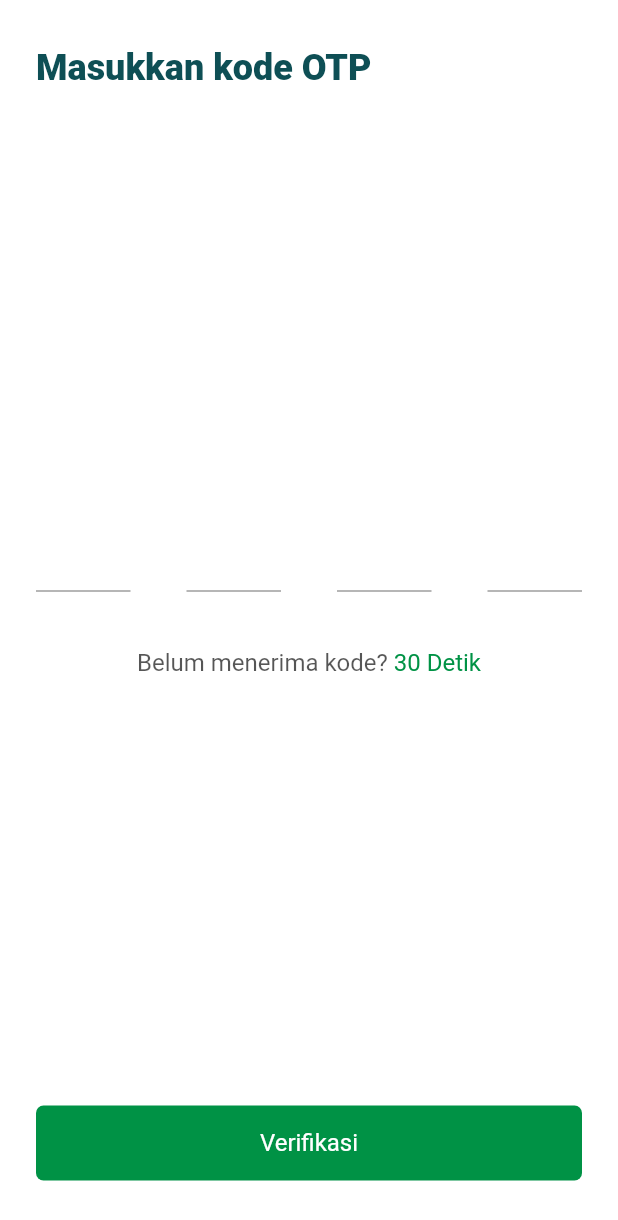
After one commit to Akbarrzql/KangSayur, a Flutter app: the screen it shows after launch, after a tap on "Daftar", on a phone screen of 412 x 824 dp. The commit adds this screen. Shown: the top 1220 px of the screen. Run offline on Flutter 3.47's test engine with Material 2 defaults, Android fonts, the light colour scheme and no system bars; our stand-ins replace animated_splash_screen, google_fonts.

Commit message:
[NR] add OTP page

```diff
--- /dev/null
+++ b/lib/register/otp.dart
@@ -0,0 +1,59 @@
+import 'package:flutter/material.dart';
+import 'package:kangsayur/common/color_value.dart';
+import 'package:kangsayur/register/otp_form.dart';
+
+class OTP extends StatefulWidget {
+  const OTP({Key? key}) : super(key: key);
+
+  @override
+  State<OTP> createState() => _OTPState();
+}
+
+class _OTPState extends State<OTP> {
+  @override
+  Widget build(BuildContext context) {
+    return Scaffold(
+      backgroundColor: Colors.white,
+      body: SafeArea(
+        child: Padding(
+          padding: EdgeInsets.only(top: 31.0, left: 24, right: 24),
+          child: Column(
+            crossAxisAlignment: CrossAxisAlignment.start,
+            children: [
+              Text(
+                "Masukkan kode OTP",
+                style: TextStyle(
+                    fontSize: 24,
+                    color: ColorValue.secondaryColor,
+                    fontWeight: FontWeight.w800),
+              ),
+              Expanded(child: otpForm()),
+              Padding(
+                padding: EdgeInsets.only(bottom: 37),
+                child: GestureDetector(
+                  onTap: () => Navigator.push(context,
+                      MaterialPageRoute(builder: (context) => const OTP())),
+                  child: Container(
+                    height: 50,
+                    decoration: BoxDecoration(
+                        color: ColorValue.primaryColor,
+                        borderRadius: BorderRadius.circular(5)),
+                    child: const Center(
+                      child: Text(
+                        "Verifikasi",
+                        style: TextStyle(
+                          fontSize: 16,
+                          color: Colors.white,
+                        ),
+                      ),
+                    ),
+                  ),
+                ),
+              ),
+            ],
+          ),
+        ),
+      ),
+    );
+  }
+}
--- /dev/null
+++ b/lib/register/otp_form.dart
@@ -0,0 +1,137 @@
+import 'package:flutter/material.dart';
+import 'package:flutter/services.dart';
+
+import '../common/color_value.dart';
+
+class otpForm extends StatefulWidget {
+  const otpForm({Key? key}) : super(key: key);
+
+  @override
+  State<otpForm> createState() => _otpFormState();
+}
+
+class _otpFormState extends State<otpForm> {
+  @override
+  Widget build(BuildContext context) {
+    return Column(
+      mainAxisAlignment: MainAxisAlignment.center,
+      children: [
+        Form(
+          child: Row(
+            mainAxisAlignment: MainAxisAlignment.spaceBetween,
+            children: [
+              Container(
+                height: 50,
+                width: 63,
+              child: TextFormField(
+                  onChanged: (value) {
+                    if (value.length == 1) {
+                      FocusScope.of(context).nextFocus();
+                    }
+                  },
+                  style: TextStyle(
+                      fontSize: 50,
+                      fontWeight: FontWeight.w800,
+                      color: Color(0xff1e1e1e).withOpacity(0.75)),
+                  keyboardType: TextInputType.number,
+                  textAlign: TextAlign.center,
+                  inputFormatters: [
+                    LengthLimitingTextInputFormatter(1),
+                    FilteringTextInputFormatter.digitsOnly
+                  ],
+                ),
+              ),
+              Container(
+                height: 50,
+                width: 63,
+                child: TextFormField(
+                  onChanged: (value) {
+                    if (value.length == 1) {
+                      FocusScope.of(context).nextFocus();
+                    } if (value.length == 0) {
+                      FocusScope.of(context).previousFocus();
+                    }
+                  },
+                  style: TextStyle(
+                      fontSize: 50,
+                      fontWeight: FontWeight.w800,
+                      color: Color(0xff1e1e1e).withOpacity(0.75)),
+                  keyboardType: TextInputType.number,
+                  textAlign: TextAlign.center,
+                  inputFormatters: [
+                    LengthLimitingTextInputFormatter(1),
+                    FilteringTextInputFormatter.digitsOnly
+                  ],
+                ),
+              ),
+              Container(
+                height: 50,
+                width: 63,
+                child: TextFormField(
+                  onChanged: (value) {
+                    if (value.length == 1) {
+                      FocusScope.of(context).nextFocus();
+                    } if (value.length == 0) {
+                      FocusScope.of(context).previousFocus();
+                    }
+                  },
+                  style: TextStyle(
+                      fontSize: 50,
+                      fontWeight: FontWeight.w800,
+                      color: Color(0xff1e1e1e).withOpacity(0.75)),
+                  keyboardType: TextInputType.number,
+                  textAlign: TextAlign.center,
+                  inputFormatters: [
+                    LengthLimitingTextInputFormatter(1),
+                    FilteringTextInputFormatter.digitsOnly
+                  ],
+                ),
+              ),
+              Container(
+                height: 50,
+                width: 63,
+                child: TextFormField(
+                  onChanged: (value) {
+                     if (value.length == 0) {
+                      FocusScope.of(context).previousFocus();
+                    }
+                  },
+                  style: TextStyle(
+                      fontSize: 50,
+                      fontWeight: FontWeight.w800,
+                      color: Color(0xff1e1e1e).withOpacity(0.75)),
+                  keyboardType: TextInputType.number,
+                  textAlign: TextAlign.center,
+                  inputFormatters: [
+                    LengthLimitingTextInputFormatter(1),
+                    FilteringTextInputFormatter.digitsOnly
+                  ],
+                ),
+              ),
+            ],
+          ),
+        ),
+        SizedBox(height: 38,),
+        Row(
+          mainAxisAlignment: MainAxisAlignment.center,
+          children: [
+            Text(
+              "Belum menerima kode?",
+              style: TextStyle(
+                  fontSize: 16,
+                  color: Color(0xff1e1e1e).withOpacity(0.75),
+                  fontWeight: FontWeight.w400),
+            ),
+            Text(
+              " 30 Detik",
+              style: TextStyle(
+                  fontSize: 16,
+                  color: ColorValue.primaryColor,
+                  fontWeight: FontWeight.w400),
+            ),
+          ],
+        ),
+      ],
+    );
+  }
+}
--- a/lib/register/register.dart
+++ b/lib/register/register.dart
@@ -1,5 +1,7 @@
 import 'package:flutter/material.dart';
 import 'package:kangsayur/common/color_value.dart';
+import 'package:kangsayur/register/otp.dart';
+import 'package:kangsayur/register/otp_form.dart';
 
 class Register extends StatefulWidget {
   const Register({Key? key}) : super(key: key);
@@ -13,8 +15,7 @@ class _RegisterState extends State<Register> {
   Widget build(BuildContext context) {
     return Scaffold(
         backgroundColor: Colors.white,
-        body: SingleChildScrollView(
-          child: SafeArea(
+        body: SafeArea(
           child: Padding(
             padding: const EdgeInsets.symmetric(horizontal: 24.0),
             child: Column(
@@ -78,9 +79,7 @@ class _RegisterState extends State<Register> {
                       ),
                     ),
                   ),
-                    SizedBox(
-                      height: 10,
-                    ),
+              Spacer(),
                   Container(
                     height: 50,
                     decoration: BoxDecoration(
@@ -127,6 +126,8 @@ class _RegisterState extends State<Register> {
                   ),
                   Padding(
                     padding: EdgeInsets.only(bottom: 37),
+                    child: GestureDetector(
+                      onTap: () => Navigator.push(context, MaterialPageRoute(builder: (context) => const OTP())),
                       child: Container(
                         height: 50,
                         decoration: BoxDecoration(
@@ -142,9 +143,9 @@ class _RegisterState extends State<Register> {
                           ),
                         ),
                       ),
+                    ),
                   )
                 ]),
-            ),
           ),
         ));
   }
```
Lines whose indentation alone changed are shown as unchanged.
